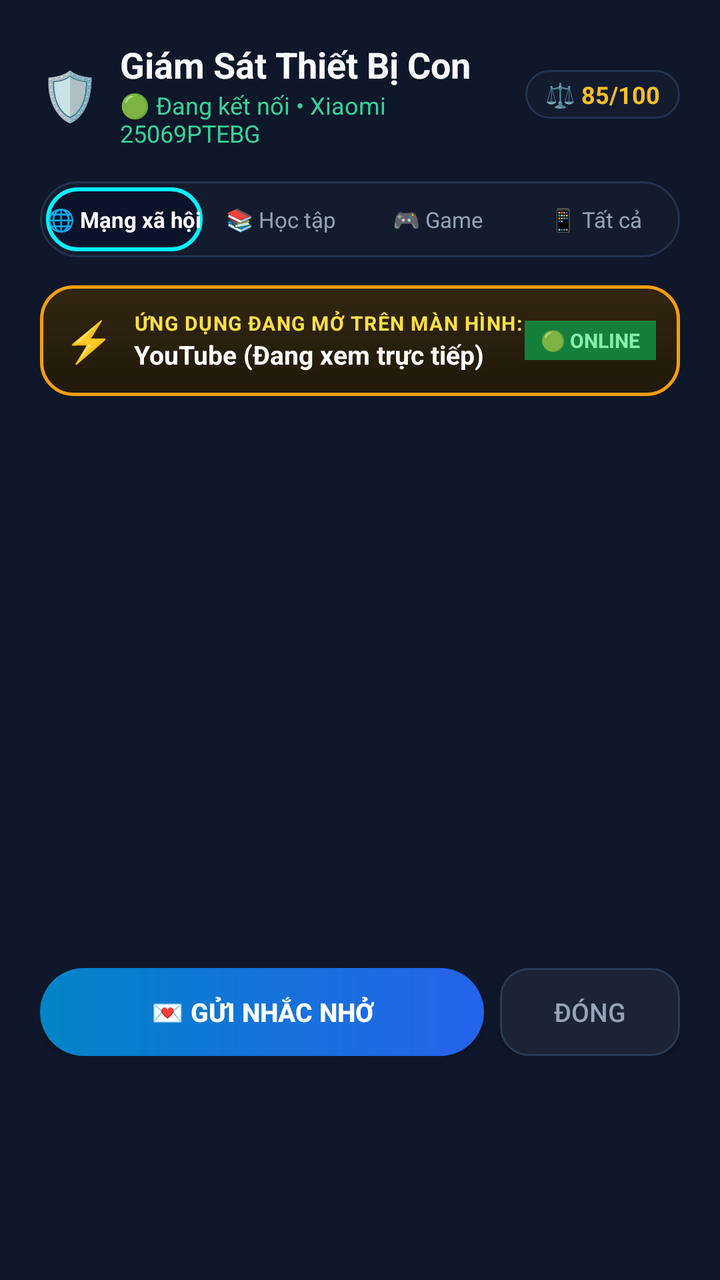
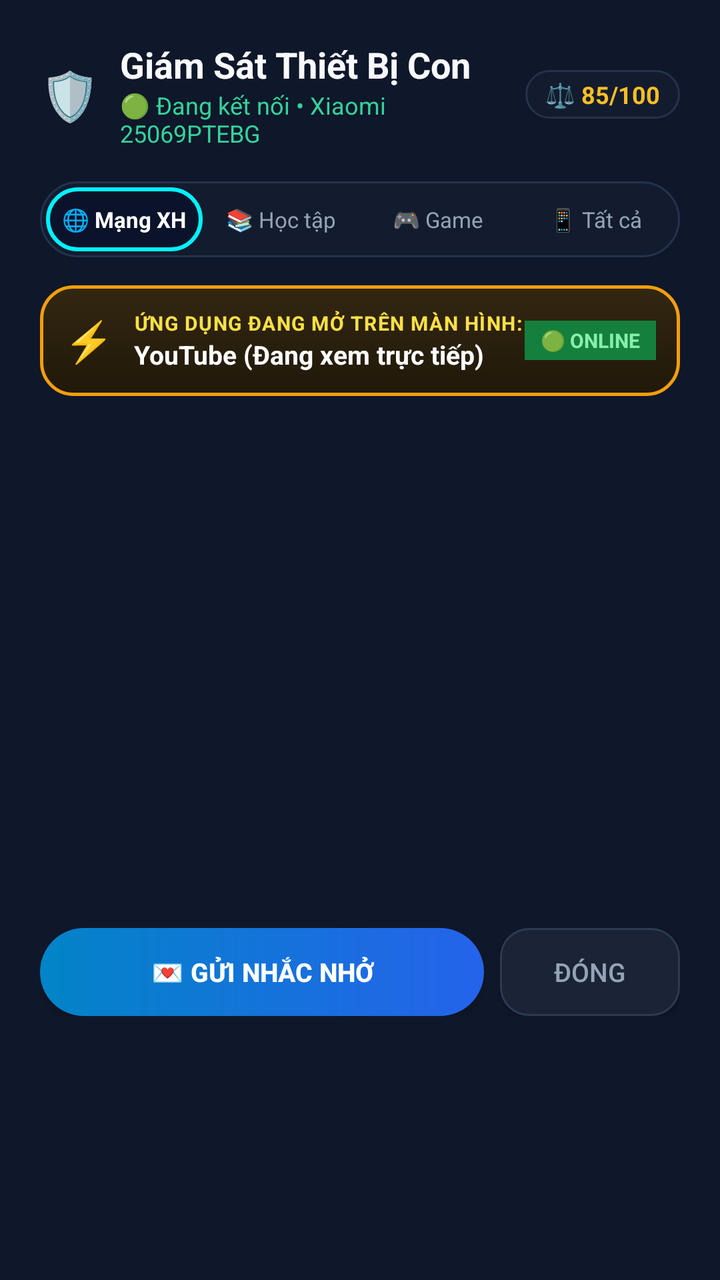

An Android layout rendered at two revisions. The XML below is the earlier revision; the diff shows what the commit changed to produce the second picture.
<!-- AndroidManifest.xml: application theme Theme.Material3.DayNight.NoActionBar -->
<!-- res/layout/dialog_child_companion.xml -->
<?xml version="1.0" encoding="utf-8"?>
<LinearLayout xmlns:android="http://schemas.android.com/apk/res/android"
    android:layout_width="match_parent"
    android:layout_height="wrap_content"
    android:orientation="vertical"
    android:background="#0F172A"
    android:padding="20dp">

    
    <LinearLayout
        android:layout_width="match_parent"
        android:layout_height="wrap_content"
        android:orientation="horizontal"
        android:gravity="center_vertical"
        android:layout_marginBottom="16dp">

        <TextView
            android:layout_width="wrap_content"
            android:layout_height="wrap_content"
            android:text="🛡️"
            android:textSize="24sp"
            android:layout_marginEnd="10dp" />

        <LinearLayout
            android:layout_width="0dp"
            android:layout_height="wrap_content"
            android:layout_weight="1"
            android:orientation="vertical">

            <TextView
                android:id="@+id/tvDialogChildTitle"
                android:layout_width="wrap_content"
                android:layout_height="wrap_content"
                android:text="Giám Sát Thiết Bị Con"
                android:textColor="#F8FAFC"
                android:textSize="18sp"
                android:textStyle="bold" />

            <TextView
                android:id="@+id/tvDialogChildSubtitle"
                android:layout_width="wrap_content"
                android:layout_height="wrap_content"
                android:text="🟢 Đang kết nối • Xiaomi 25069PTEBG"
                android:textColor="#34D399"
                android:textSize="12sp" />
        </LinearLayout>

        <TextView
            android:id="@+id/tvDialogBalanceScore"
            android:layout_width="wrap_content"
            android:layout_height="wrap_content"
            android:background="@drawable/bg_tab_container"
            android:paddingLeft="10dp"
            android:paddingRight="10dp"
            android:paddingTop="4dp"
            android:paddingBottom="4dp"
            android:text="⚖️ 85/100"
            android:textColor="#FBBF24"
            android:textSize="12sp"
            android:textStyle="bold" />
    </LinearLayout>

    
    <LinearLayout
        android:layout_width="match_parent"
        android:layout_height="38dp"
        android:background="@drawable/bg_tab_container"
        android:orientation="horizontal"
        android:padding="3dp"
        android:layout_marginBottom="14dp">

        <TextView
            android:id="@+id/tabDialogSocial"
            android:layout_width="0dp"
            android:layout_height="match_parent"
            android:layout_weight="1"
            android:background="@drawable/bg_tab_active"
            android:gravity="center"
            android:text="🌐 Mạng xã hội"
            android:textColor="#FFFFFF"
            android:textSize="11sp"
            android:textStyle="bold"
            android:clickable="true"
            android:focusable="true" />

        <TextView
            android:id="@+id/tabDialogStudy"
            android:layout_width="0dp"
            android:layout_height="match_parent"
            android:layout_weight="1"
            android:background="@drawable/bg_tab_inactive"
            android:gravity="center"
            android:text="📚 Học tập"
            android:textColor="#94A3B8"
            android:textSize="11sp"
            android:clickable="true"
            android:focusable="true" />

        <TextView
            android:id="@+id/tabDialogGame"
            android:layout_width="0dp"
            android:layout_height="match_parent"
            android:layout_weight="1"
            android:background="@drawable/bg_tab_inactive"
            android:gravity="center"
            android:text="🎮 Game"
            android:textColor="#94A3B8"
            android:textSize="11sp"
            android:clickable="true"
            android:focusable="true" />

        <TextView
            android:id="@+id/tabDialogAll"
            android:layout_width="0dp"
            android:layout_height="match_parent"
            android:layout_weight="1"
            android:background="@drawable/bg_tab_inactive"
            android:gravity="center"
            android:text="📱 Tất cả"
            android:textColor="#94A3B8"
            android:textSize="11sp"
            android:clickable="true"
            android:focusable="true" />
    </LinearLayout>

    
    <LinearLayout
        android:id="@+id/layoutDialogActiveAppBanner"
        android:layout_width="match_parent"
        android:layout_height="wrap_content"
        android:background="@drawable/bg_gold_card"
        android:orientation="horizontal"
        android:gravity="center_vertical"
        android:padding="12dp"
        android:layout_marginBottom="12dp">

        <TextView
            android:id="@+id/tvActiveAppIcon"
            android:layout_width="wrap_content"
            android:layout_height="wrap_content"
            android:text="⚡"
            android:textSize="20sp"
            android:layout_marginEnd="10dp" />

        <LinearLayout
            android:layout_width="0dp"
            android:layout_height="wrap_content"
            android:layout_weight="1"
            android:orientation="vertical">

            <TextView
                android:layout_width="wrap_content"
                android:layout_height="wrap_content"
                android:text="ỨNG DỤNG ĐANG MỞ TRÊN MÀN HÌNH:"
                android:textColor="#FDE047"
                android:textSize="10sp"
                android:textStyle="bold"
                android:letterSpacing="0.05" />

            <TextView
                android:id="@+id/tvActiveAppName"
                android:layout_width="wrap_content"
                android:layout_height="wrap_content"
                android:text="YouTube (Đang xem trực tiếp)"
                android:textColor="#FFFFFF"
                android:textSize="13sp"
                android:textStyle="bold" />
        </LinearLayout>

        <TextView
            android:id="@+id/tvActiveAppLiveBadge"
            android:layout_width="wrap_content"
            android:layout_height="wrap_content"
            android:background="#15803D"
            android:textColor="#86EFAC"
            android:textSize="10sp"
            android:textStyle="bold"
            android:paddingLeft="8dp"
            android:paddingRight="8dp"
            android:paddingTop="3dp"
            android:paddingBottom="3dp"
            android:text="🟢 ONLINE" />
    </LinearLayout>

    
    <ScrollView
        android:layout_width="match_parent"
        android:layout_height="260dp"
        android:scrollbars="vertical"
        android:layout_marginBottom="14dp">

        <LinearLayout
            android:id="@+id/layoutDialogAppListContainer"
            android:layout_width="match_parent"
            android:layout_height="wrap_content"
            android:orientation="vertical">
            
        </LinearLayout>
    </ScrollView>

    
    <LinearLayout
        android:layout_width="match_parent"
        android:layout_height="wrap_content"
        android:orientation="horizontal">

        <Button
            android:id="@+id/btnDialogSendMessage"
            android:layout_width="0dp"
            android:layout_height="44dp"
            android:layout_weight="1"
            android:background="@drawable/bg_pill_button"
            android:text="💌 Gửi Nhắc Nhở"
            android:textColor="#FFFFFF"
            android:textSize="13sp"
            android:textStyle="bold"
            android:layout_marginEnd="8dp" />

        <Button
            android:id="@+id/btnDialogClose"
            android:layout_width="90dp"
            android:layout_height="44dp"
            android:background="@drawable/bg_device_card"
            android:text="Đóng"
            android:textColor="#94A3B8"
            android:textSize="13sp" />
    </LinearLayout>
</LinearLayout>
<!-- resources referenced by this layout -->
<resources>
  <!-- drawable bg_device_card (drawable) -->
  <?xml version="1.0" encoding="utf-8"?>
  <shape xmlns:android="http://schemas.android.com/apk/res/android"
      android:shape="rectangle">
      <solid android:color="#1A2436" />
      <stroke android:width="1dp" android:color="#2A3B54" />
      <corners android:radius="14dp" />
  </shape>
  <!-- drawable bg_gold_card (drawable) -->
  <?xml version="1.0" encoding="utf-8"?>
  <shape xmlns:android="http://schemas.android.com/apk/res/android"
      android:shape="rectangle">
      <gradient
          android:startColor="#332711"
          android:endColor="#201809"
          android:angle="270" />
      <stroke android:width="1.5dp" android:color="#F59E0B" />
      <corners android:radius="16dp" />
  </shape>
  <!-- drawable bg_pill_button (drawable) -->
  <?xml version="1.0" encoding="utf-8"?>
  <ripple xmlns:android="http://schemas.android.com/apk/res/android"
      android:color="#E0F2FE">
      <item>
          <shape android:shape="rectangle">
              <gradient
                  android:startColor="#0284C7"
                  android:endColor="#2563EB"
                  android:angle="0" />
              <corners android:radius="26dp" />
          </shape>
      </item>
  </ripple>
  <!-- drawable bg_tab_active (drawable) -->
  <?xml version="1.0" encoding="utf-8"?>
  <shape xmlns:android="http://schemas.android.com/apk/res/android"
      android:shape="rectangle">
      <solid android:color="#0B132B" />
      <stroke android:width="2dp" android:color="#00F2FE" />
      <corners android:radius="24dp" />
  </shape>
  <!-- drawable bg_tab_container (drawable) -->
  <?xml version="1.0" encoding="utf-8"?>
  <shape xmlns:android="http://schemas.android.com/apk/res/android"
      android:shape="rectangle">
      <solid android:color="#131C2E" />
      <stroke android:width="1dp" android:color="#22334F" />
      <corners android:radius="24dp" />
  </shape>
  <!-- drawable bg_tab_inactive (drawable) -->
  <?xml version="1.0" encoding="utf-8"?>
  <shape xmlns:android="http://schemas.android.com/apk/res/android"
      android:shape="rectangle">
      <solid android:color="@android:color/transparent" />
      <corners android:radius="20dp" />
  </shape>
  <style name="Theme.Material3.DayNight.NoActionBar" parent="Theme.Material3.Dark.NoActionBar">
          <item name="colorPrimary">@color/primary</item>
          <item name="colorOnPrimary">@color/on_primary</item>
          <item name="android:windowBackground">@color/background</item>
          <item name="android:statusBarColor">@color/background</item>
      </style>
  <color name="primary">#2563EB</color>
  <color name="on_primary">#FFFFFF</color>
  <color name="background">#07090E</color>
</resources>

<!-- the commit's change to res/layout/dialog_child_companion.xml (unified diff, before → after) -->
@@ -76,7 +76,9 @@
             android:layout_weight="1"
             android:background="@drawable/bg_tab_active"
             android:gravity="center"
-            android:text="🌐 Mạng xã hội"
+            android:singleLine="true"
+            android:ellipsize="end"
+            android:text="🌐 Mạng XH"
             android:textColor="#FFFFFF"
             android:textSize="11sp"
             android:textStyle="bold"
@@ -90,6 +92,8 @@
             android:layout_weight="1"
             android:background="@drawable/bg_tab_inactive"
             android:gravity="center"
+            android:singleLine="true"
+            android:ellipsize="end"
             android:text="📚 Học tập"
             android:textColor="#94A3B8"
             android:textSize="11sp"
@@ -103,6 +107,8 @@
             android:layout_weight="1"
             android:background="@drawable/bg_tab_inactive"
             android:gravity="center"
+            android:singleLine="true"
+            android:ellipsize="end"
             android:text="🎮 Game"
             android:textColor="#94A3B8"
             android:textSize="11sp"
@@ -116,6 +122,8 @@
             android:layout_weight="1"
             android:background="@drawable/bg_tab_inactive"
             android:gravity="center"
+            android:singleLine="true"
+            android:ellipsize="end"
             android:text="📱 Tất cả"
             android:textColor="#94A3B8"
             android:textSize="11sp"
@@ -149,6 +157,7 @@
             android:orientation="vertical">
 
             <TextView
+                android:id="@+id/tvActiveAppTitle"
                 android:layout_width="wrap_content"
                 android:layout_height="wrap_content"
                 android:text="ỨNG DỤNG ĐANG MỞ TRÊN MÀN HÌNH:"
@@ -185,16 +194,80 @@
     
     <ScrollView
         android:layout_width="match_parent"
-        android:layout_height="260dp"
+        android:layout_height="240dp"
+        android:fillViewport="true"
         android:scrollbars="vertical"
         android:layout_marginBottom="14dp">
 
         <LinearLayout
-            android:id="@+id/layoutDialogAppListContainer"
             android:layout_width="match_parent"
             android:layout_height="wrap_content"
             android:orientation="vertical">
+
+            <LinearLayout
+                android:id="@+id/layoutDialogAppListContainer"
+                android:layout_width="match_parent"
+                android:layout_height="wrap_content"
+                android:orientation="vertical" />
+
             
+            <LinearLayout
+                android:id="@+id/layoutDialogEmptyState"
+                android:layout_width="match_parent"
+                android:layout_height="wrap_content"
+                android:orientation="vertical"
+                android:gravity="center"
+                android:paddingTop="32dp"
+                android:paddingBottom="32dp"
+                android:paddingLeft="16dp"
+                android:paddingRight="16dp"
+                android:visibility="gone">
+
+                <TextView
+                    android:id="@+id/tvDialogEmptyIcon"
+                    android:layout_width="wrap_content"
+                    android:layout_height="wrap_content"
+                    android:text="☕"
+                    android:textSize="36sp"
+                    android:layout_marginBottom="8dp" />
+
+                <TextView
+                    android:id="@+id/tvDialogEmptyTitle"
+                    android:layout_width="wrap_content"
+                    android:layout_height="wrap_content"
+                    android:text="Chưa có hoạt động trong nhóm này"
+                    android:textColor="#F8FAFC"
+                    android:textSize="13sp"
+                    android:textStyle="bold"
+                    android:gravity="center"
+                    android:layout_marginBottom="4dp" />
+
+                <TextView
+                    android:id="@+id/tvDialogEmptyDesc"
+                    android:layout_width="wrap_content"
+                    android:layout_height="wrap_content"
+                    android:text="Thiết bị con chưa mở ứng dụng thuộc danh mục này hôm nay."
+                    android:textColor="#94A3B8"
+                    android:textSize="11sp"
+                    android:gravity="center"
+                    android:layout_marginBottom="12dp" />
+
+                <TextView
+                    android:id="@+id/btnDialogViewAllApps"
+                    android:layout_width="wrap_content"
+                    android:layout_height="wrap_content"
+                    android:background="@drawable/bg_tab_container"
+                    android:paddingLeft="14dp"
+                    android:paddingRight="14dp"
+                    android:paddingTop="6dp"
+                    android:paddingBottom="6dp"
+                    android:text="📱 Xem tất cả ứng dụng"
+                    android:textColor="#38BDF8"
+                    android:textSize="11sp"
+                    android:textStyle="bold"
+                    android:clickable="true"
+                    android:focusable="true" />
+            </LinearLayout>
         </LinearLayout>
     </ScrollView>
 
